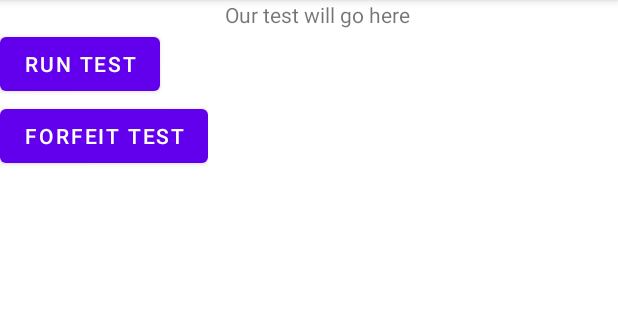
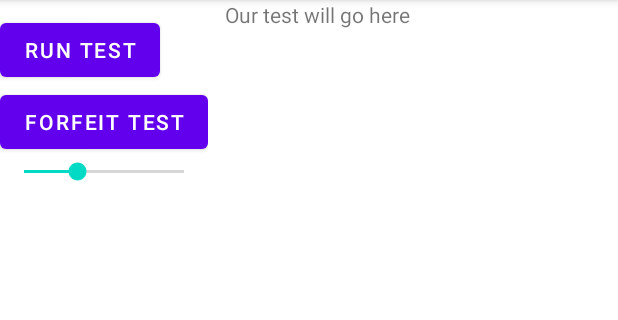
Before and after one commit to jude-gabriel/Go_GameState, an Android app: the screen it shows after launch (MainActivity), on a phone screen of 412 x 824 dp, the part 84-404 px from its top. Run offline under Robolectric (Android 15) with nearby library versions, the phone set to English and light mode, and no system bars.

Commit message:
reset the scoring method to original

```diff
--- a/app/src/main/java/com/example/gogamestate/GoGameState.java
+++ b/app/src/main/java/com/example/gogamestate/GoGameState.java
@@ -799,21 +799,18 @@ public class GoGameState {
                 if (gameBoard[i][j].getStoneColor() == otherColor) {
                     checkCapture(i, j, colorToScore, otherColor);
                 }
+            }
+        }
+
+        // commented out for testing purposes
+        for (int i = 0; i < boardSize; i++) {
+            for (int j = 0; j < boardSize; j++) {
                 //If empty liberties, add to current score
                 if (gameBoard[i][j].getCheckedStone() == Stone.CheckedStone.FALSE) {
                     totalScore++;
                 }
             }
         }
-
-        // commented out for testing purposes
-/*        for(int i = 0; i < boardSize; i++){
-            for(int j = 0; j < boardSize; j++){
-                if(gameBoard[i][j].getCheckedStone() == Stone.CheckedStone.FALSE){
-                    totalScore++;
-                }
-            }
-        }*/
 
         //Reset the capture
         resetCapture();
--- a/app/src/main/res/layout/activity_main.xml
+++ b/app/src/main/res/layout/activity_main.xml
@@ -32,6 +32,13 @@
             android:layout_weight="1"
             android:text="@string/forfeit_test" />
 
+        <SeekBar
+            android:id="@+id/testBar"
+            android:layout_width="match_parent"
+            android:layout_height="wrap_content"
+            android:max="3"
+            android:progress="1" />
+
     </LinearLayout>
 
     <LinearLayout
```
